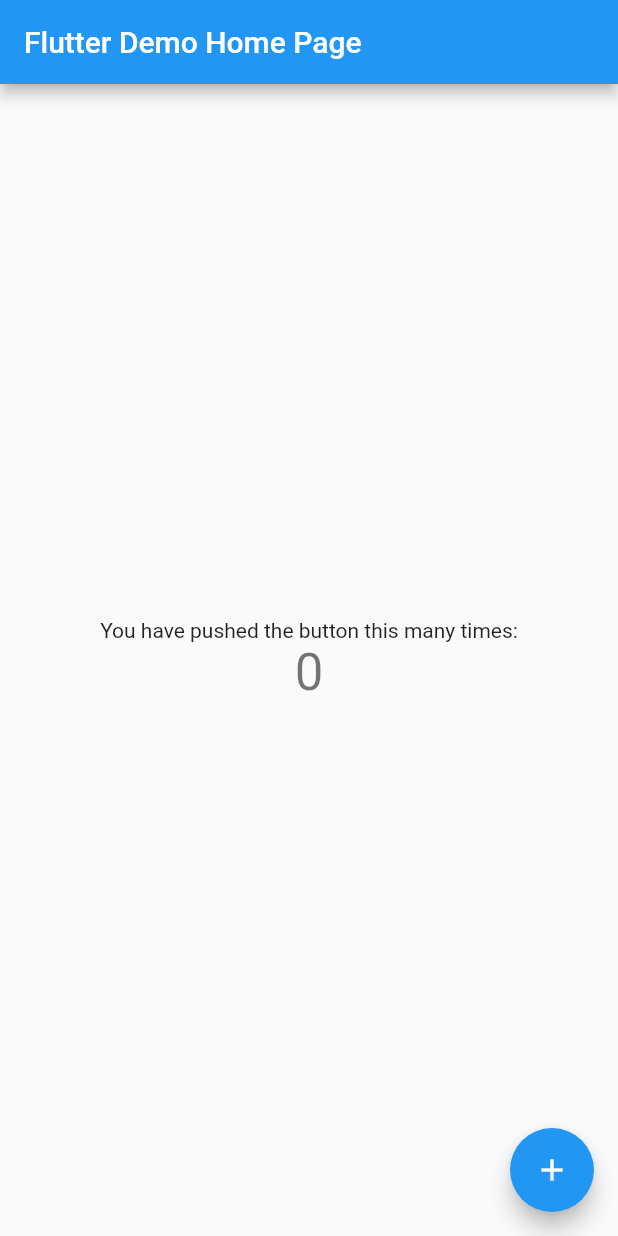
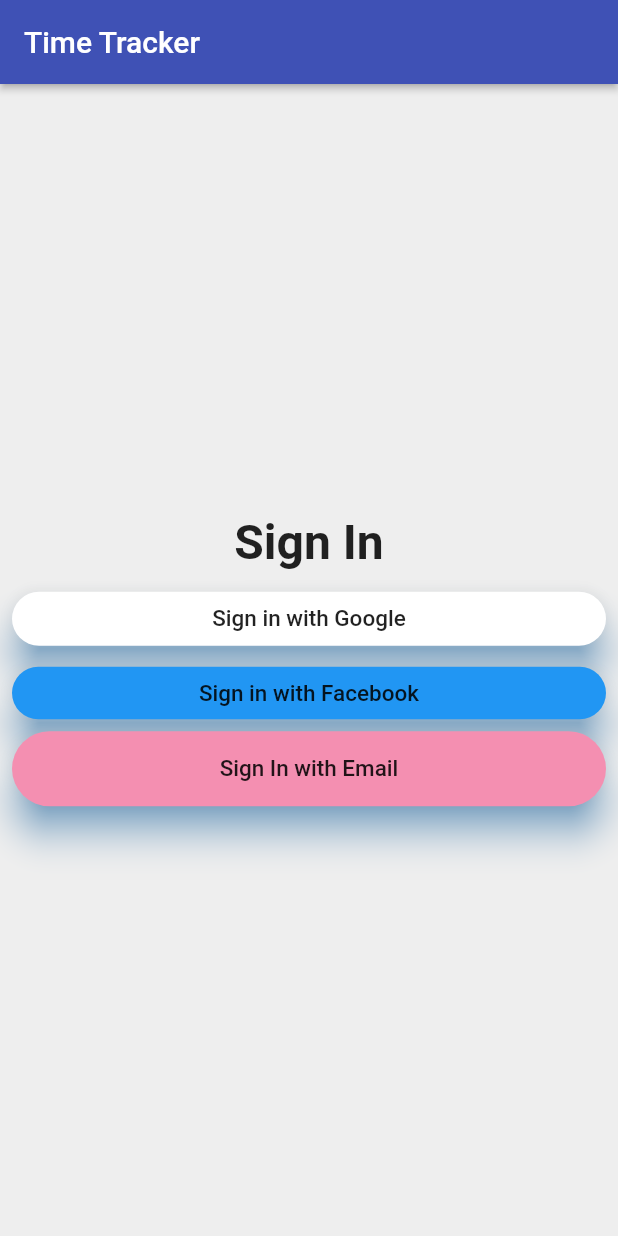
Before and after one commit to D-scientist/time-tracker-flutter, a Flutter app: the screen it shows after launch, on a phone screen of 412 x 824 dp. Run offline on Flutter 3.47's test engine with Material 2 defaults, Android fonts, the phone set to English and light mode, and no system bars; missing offline and left inert: dart:ffi.

Commit message:
Customizing the Button

```diff
--- /dev/null
+++ b/lib/app/sign_in/sign_in_button.dart
@@ -0,0 +1,22 @@
+import 'package:flutter/material.dart';
+import 'package:time_tracker_app/common_widgets/custom_elevated_button.dart';
+
+class SignInButton extends CustomElevatedButton {
+  SignInButton({
+    String text,
+    Color color,
+    Color textColor,
+    double buttonRadius,
+    double height,
+    VoidCallback onPressed,
+  }) : super(
+          child: Text(
+            text,
+            style: TextStyle(color: textColor, fontSize: 15.0),
+          ),
+          borderRadius: buttonRadius,
+          color: color,
+          onPressed: onPressed,
+          height: height,
+        );
+}
--- /dev/null
+++ b/lib/app/sign_in/sign_in_page.dart
@@ -0,0 +1,90 @@
+import 'dart:ffi';
+
+import 'package:flutter/material.dart';
+import 'package:time_tracker_app/app/sign_in/sign_in_button.dart';
+import 'package:time_tracker_app/common_widgets/custom_elevated_button.dart';
+
+class SignInPage extends StatelessWidget {
+  @override
+  Widget build(BuildContext context) {
+    return Scaffold(
+      appBar: AppBar(
+        elevation: 2.0,
+        title: Text('Time Tracker'),
+      ),
+      body: _buildContent(),
+      backgroundColor: Colors.grey[200],
+    );
+  }
+
+  Widget _buildContent() {
+    return Padding(
+      padding: const EdgeInsets.all(8.0),
+      child: Column(
+        mainAxisAlignment: MainAxisAlignment.center,
+        crossAxisAlignment: CrossAxisAlignment.stretch,
+        children: [
+          Text(
+            'Sign In',
+            textAlign: TextAlign.center,
+            style: TextStyle(
+              fontSize: 32,
+              fontWeight: FontWeight.w600,
+            ),
+          ),
+          SizedBox(
+            height: 8.0,
+          ),
+          ElevatedButton(
+            onPressed: _signInWithGoogle,
+            child: Text(
+              'Sign in with Google',
+              style: TextStyle(
+                color: Colors.black87,
+                fontSize: 15.0,
+              ),
+            ),
+            style: ElevatedButton.styleFrom(
+              primary: Colors.white,
+              elevation: 10,
+              shadowColor: Colors.blue,
+              shape: RoundedRectangleBorder(
+                borderRadius: BorderRadius.circular(30),
+              ),
+            ),
+          ),
+          SizedBox(
+            height: 8.0,
+          ),
+          CustomElevatedButton(
+            child: Text(
+              "Sign in with Facebook",
+              style: TextStyle(color: Colors.black87, fontSize: 15.0),
+            ),
+            color: Colors.blue,
+            borderRadius: 30,
+            onPressed: _signInWithGoogle,
+            height: 35,
+          ),
+          SizedBox(
+            height: 8.0,
+          ),
+          SignInButton(
+            text: "Sign In with Email",
+            onPressed: _signInWithGoogle,
+            buttonRadius: 30,
+            color: Colors.pink[200],
+            textColor: Colors.black87,
+            height: 50,
+          )
+          //   Text('Sign In'),
+          //   ElevatedButton(onPressed: null, child: Text('data')),
+          //   ElevatedButton(onPressed: null, child: Text('data')),
+          //   ElevatedButton(onPressed: null, child: Text('data')),
+        ],
+      ),
+    );
+  }
+
+  Void _signInWithGoogle() {}
+}
--- /dev/null
+++ b/lib/common_widgets/custom_elevated_button.dart
@@ -0,0 +1,37 @@
+import 'package:flutter/material.dart';
+
+class CustomElevatedButton extends StatelessWidget {
+  const CustomElevatedButton(
+      {Key key,
+      this.color,
+      this.borderRadius: 30,
+      this.height: 35,
+      this.onPressed,
+      this.child})
+      : super(key: key);
+
+  final Widget child;
+  final Color color;
+  final double borderRadius;
+  final double height;
+  final VoidCallback onPressed;
+
+  @override
+  Widget build(BuildContext context) {
+    return SizedBox(
+      height: height,
+      child: ElevatedButton(
+        onPressed: onPressed,
+        child: child,
+        style: ElevatedButton.styleFrom(
+          primary: color,
+          elevation: 10,
+          shadowColor: Colors.blue,
+          shape: RoundedRectangleBorder(
+            borderRadius: BorderRadius.circular(borderRadius),
+          ),
+        ),
+      ),
+    );
+  }
+}
--- a/lib/main.dart
+++ b/lib/main.dart
@@ -1,113 +1,27 @@
+import 'dart:ffi';
+
 import 'package:flutter/material.dart';
+import 'package:flutter/services.dart';
+import 'app/sign_in/sign_in_page.dart';
 
-void main() {
+Void main() {
+  SystemChrome.setSystemUIOverlayStyle(
+    SystemUiOverlayStyle(
+      statusBarColor: Colors.orangeAccent,
+      systemNavigationBarColor: Colors.amberAccent,
+    ),
+  );
+
   runApp(MyApp());
 }
 
 class MyApp extends StatelessWidget {
-  // This widget is the root of your application.
   @override
   Widget build(BuildContext context) {
     return MaterialApp(
-      title: 'Flutter Demo',
-      theme: ThemeData(
-        // This is the theme of your application.
-        //
-        // Try running your application with "flutter run". You'll see the
-        // application has a blue toolbar. Then, without quitting the app, try
-        // changing the primarySwatch below to Colors.green and then invoke
-        // "hot reload" (press "r" in the console where you ran "flutter run",
-        // or simply save your changes to "hot reload" in a Flutter IDE).
-        // Notice that the counter didn't reset back to zero; the application
-        // is not restarted.
-        primarySwatch: Colors.blue,
-      ),
-      home: MyHomePage(title: 'Flutter Demo Home Page'),
+      title: 'Time Tracker',
+      theme: ThemeData(primarySwatch: Colors.indigo),
+      home: SignInPage(),
     );
   }
 }
-
-class MyHomePage extends StatefulWidget {
-  MyHomePage({Key key, this.title}) : super(key: key);
-
-  // This widget is the home page of your application. It is stateful, meaning
-  // that it has a State object (defined below) that contains fields that affect
-  // how it looks.
-
-  // This class is the configuration for the state. It holds the values (in this
-  // case the title) provided by the parent (in this case the App widget) and
-  // used by the build method of the State. Fields in a Widget subclass are
-  // always marked "final".
-
-  final String title;
-
-  @override
-  _MyHomePageState createState() => _MyHomePageState();
-}
-
-class _MyHomePageState extends State<MyHomePage> {
-  int _counter = 0;
-
-  void _incrementCounter() {
-    setState(() {
-      // This call to setState tells the Flutter framework that something has
-      // changed in this State, which causes it to rerun the build method below
-      // so that the display can reflect the updated values. If we changed
-      // _counter without calling setState(), then the build method would not be
-      // called again, and so nothing would appear to happen.
-      _counter++;
-    });
-  }
-
-  @override
-  Widget build(BuildContext context) {
-    // This method is rerun every time setState is called, for instance as done
-    // by the _incrementCounter method above.
-    //
-    // The Flutter framework has been optimized to make rerunning build methods
-    // fast, so that you can just rebuild anything that needs updating rather
-    // than having to individually change instances of widgets.
-    return Scaffold(
-      appBar: AppBar(
-        // Here we take the value from the MyHomePage object that was created by
-        // the App.build method, and use it to set our appbar title.
-        title: Text(widget.title),
-      ),
-      body: Center(
-        // Center is a layout widget. It takes a single child and positions it
-        // in the middle of the parent.
-        child: Column(
-          // Column is also a layout widget. It takes a list of children and
-          // arranges them vertically. By default, it sizes itself to fit its
-          // children horizontally, and tries to be as tall as its parent.
-          //
-          // Invoke "debug painting" (press "p" in the console, choose the
-          // "Toggle Debug Paint" action from the Flutter Inspector in Android
-          // Studio, or the "Toggle Debug Paint" command in Visual Studio Code)
-          // to see the wireframe for each widget.
-          //
-          // Column has various properties to control how it sizes itself and
-          // how it positions its children. Here we use mainAxisAlignment to
-          // center the children vertically; the main axis here is the vertical
-          // axis because Columns are vertical (the cross axis would be
-          // horizontal).
-          mainAxisAlignment: MainAxisAlignment.center,
-          children: <Widget>[
-            Text(
-              'You have pushed the button this many times:',
-            ),
-            Text(
-              '$_counter',
-              style: Theme.of(context).textTheme.headline4,
-            ),
-          ],
-        ),
-      ),
-      floatingActionButton: FloatingActionButton(
-        onPressed: _incrementCounter,
-        tooltip: 'Increment',
-        child: Icon(Icons.add),
-      ), // This trailing comma makes auto-formatting nicer for build methods.
-    );
-  }
-}
```
